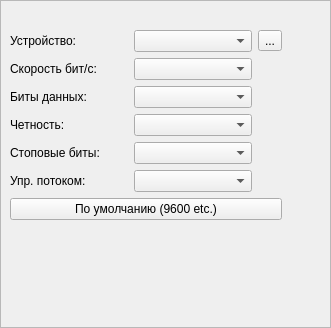
Above: Qt/lib2/serial5/serialbox5/src/ui/serialbox5.ui from RinatB2017/mega_GIT before the change. Below: the same form after it.
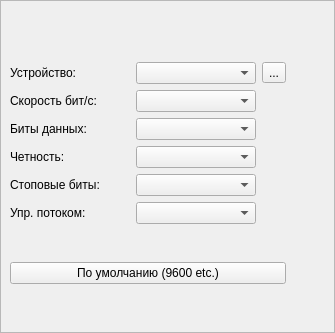
That is the form after the change. Icons and pictures are not drawn.

```diff
--- a/Qt/lib2/serial5/serialbox5/src/ui/serialbox5.ui
+++ b/Qt/lib2/serial5/serialbox5/src/ui/serialbox5.ui
@@ -6,8 +6,8 @@
    <rect>
     <x>0</x>
     <y>0</y>
-    <width>331</width>
-    <height>328</height>
+    <width>335</width>
+    <height>333</height>
    </rect>
   </property>
   <layout class="QHBoxLayout" name="horizontalLayout">
@@ -144,12 +144,6 @@
             <property name="orientation">
              <enum>Qt::Vertical</enum>
             </property>
-            <property name="sizeHint" stdset="0">
-             <size>
-              <width>20</width>
-              <height>40</height>
-             </size>
-            </property>
            </spacer>
           </item>
          </layout>
```
